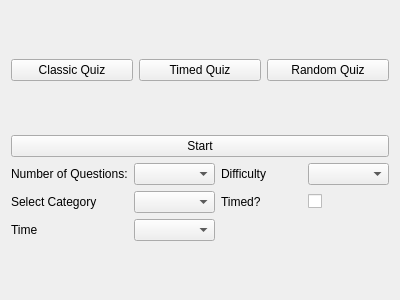
Above: src/views/quiz_settings_view.ui from devforgely/MFA-Simulator before the change. Below: the same form after it.
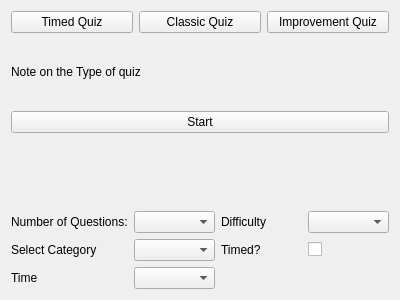
That is the form after the change.

Commit message: add playble quiz and quiz overview draft

Diff of the .ui file:
```diff
--- a/src/views/quiz_settings_view.ui
+++ b/src/views/quiz_settings_view.ui
@@ -16,13 +16,6 @@
   <layout class="QVBoxLayout" name="verticalLayout_2">
    <item>
     <layout class="QHBoxLayout" name="horizontalLayout">
-     <item>
-      <widget class="QPushButton" name="classic_btn">
-       <property name="text">
-        <string>Classic Quiz</string>
-       </property>
-      </widget>
-     </item>
      <item>
       <widget class="QPushButton" name="timed_btn">
        <property name="text">
@@ -31,16 +24,28 @@
       </widget>
      </item>
      <item>
-      <widget class="QPushButton" name="random_btn">
+      <widget class="QPushButton" name="classic_btn">
        <property name="text">
-        <string>Random Quiz</string>
+        <string>Classic Quiz</string>
+       </property>
+      </widget>
+     </item>
+     <item>
+      <widget class="QPushButton" name="improvement_btn">
+       <property name="text">
+        <string>Improvement Quiz</string>
        </property>
       </widget>
      </item>
     </layout>
    </item>
    <item>
-    <layout class="QVBoxLayout" name="verticalLayout">
+    <widget class="QLabel" name="label_6">
+     <property name="text">
+      <string>Note on the Type of quiz</string>
+     </property>
+    </widget>
+   </item>
      <item>
       <widget class="QPushButton" name="start_btn">
        <property name="text">
@@ -48,6 +53,11 @@
        </property>
       </widget>
      </item>
+   <item>
+    <widget class="QWidget" name="widget" native="true"/>
+   </item>
+   <item>
+    <layout class="QVBoxLayout" name="verticalLayout">
      <item>
       <layout class="QGridLayout" name="gridLayout">
        <item row="0" column="0">
```
Lines whose indentation alone changed are shown as unchanged. The commit also changes 18 other files.
